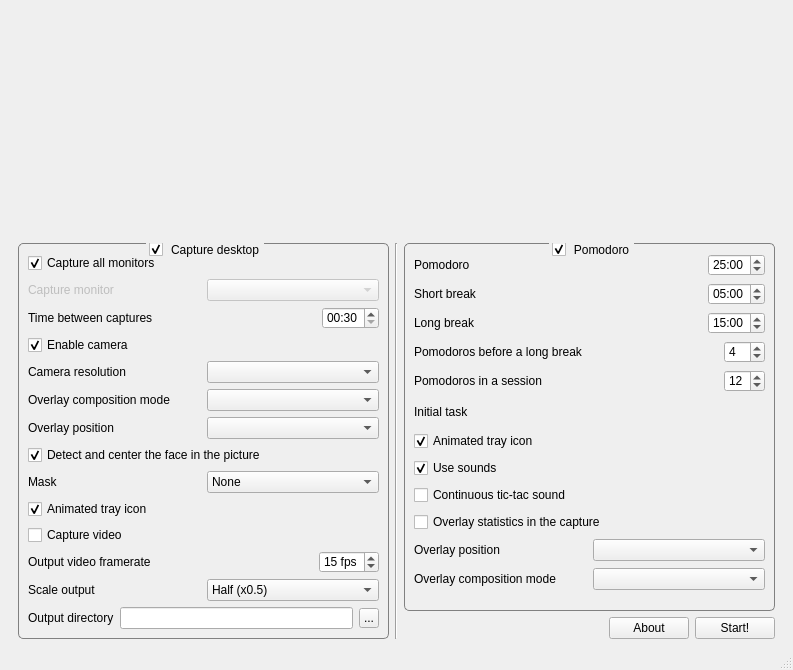
FelixdelasPozas/pomodorotimelapse, file MainWindow.ui: the form before one commit.
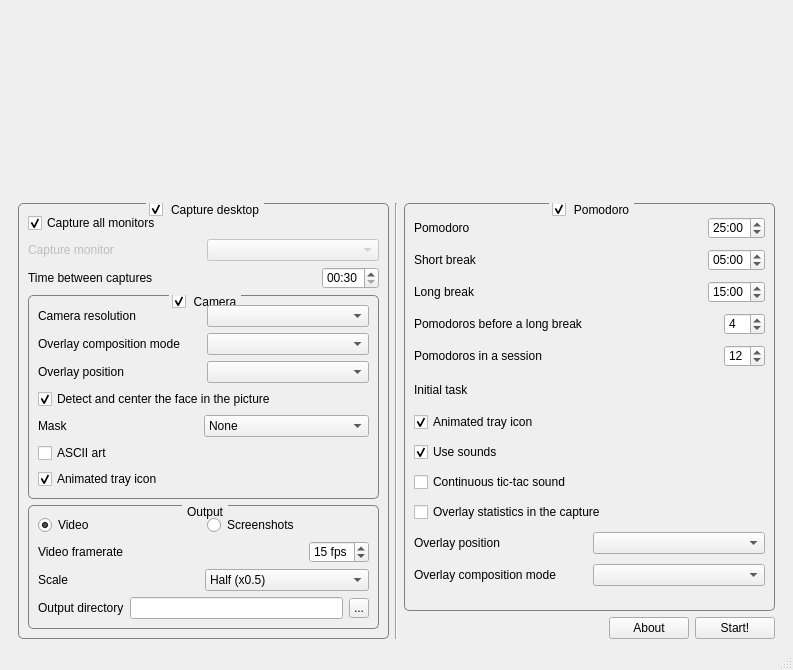
The form after the commit. Icons and pictures are not drawn.

Commit message: Added the option to enable/disable ASCII art conversion in the GUI. Changed the GUI to group output and camera options.

What changed in the file:
```diff
--- a/MainWindow.ui
+++ b/MainWindow.ui
@@ -180,18 +180,14 @@
            </layout>
           </item>
           <item>
-           <widget class="QCheckBox" name="m_cameraEnabled">
-            <property name="toolTip">
-             <string>Capture camera images.</string>
+           <widget class="QGroupBox" name="m_cameraEnabled">
+            <property name="title">
+             <string>Camera</string>
             </property>
-            <property name="text">
-             <string>Enable camera</string>
-            </property>
-            <property name="checked">
+            <property name="checkable">
              <bool>true</bool>
             </property>
-           </widget>
-          </item>
+            <layout class="QVBoxLayout" name="verticalLayout_6">
           <item>
            <layout class="QHBoxLayout" name="horizontalLayout_3" stretch="1,1">
             <property name="topMargin">
@@ -341,6 +337,13 @@
             </item>
            </layout>
           </item>
+             <item>
+              <widget class="QCheckBox" name="m_ASCIIart">
+               <property name="text">
+                <string>ASCII art</string>
+               </property>
+              </widget>
+             </item>
           <item>
            <widget class="QCheckBox" name="m_screenshotAnimateTray">
             <property name="toolTip">
@@ -354,15 +357,38 @@
             </property>
            </widget>
           </item>
+            </layout>
+           </widget>
+          </item>
           <item>
-           <widget class="QCheckBox" name="m_captureVideo">
-            <property name="toolTip">
-             <string>Capture video instead of individual images.</string>
+           <widget class="QGroupBox" name="groupBox">
+            <property name="title">
+             <string>Output</string>
             </property>
+            <layout class="QVBoxLayout" name="verticalLayout_5">
+             <item>
+              <layout class="QHBoxLayout" name="horizontalLayout_20">
+               <property name="topMargin">
+                <number>0</number>
+               </property>
+               <item>
+                <widget class="QRadioButton" name="m_videoRadioButton">
             <property name="text">
-             <string>Capture video</string>
-            </property>
-           </widget>
+                  <string>Video</string>
+                 </property>
+                 <property name="checked">
+                  <bool>true</bool>
+                 </property>
+                </widget>
+               </item>
+               <item>
+                <widget class="QRadioButton" name="m_screenshotsRadioButton">
+                 <property name="text">
+                  <string>Screenshots</string>
+                 </property>
+                </widget>
+               </item>
+              </layout>
           </item>
           <item>
            <layout class="QHBoxLayout" name="horizontalLayout_16" stretch="1,0">
@@ -375,7 +401,7 @@
                <string>Frame rate of the output video.</string>
               </property>
               <property name="text">
-               <string>Output video framerate</string>
+                  <string>Video framerate</string>
               </property>
              </widget>
             </item>
@@ -414,7 +440,7 @@
                <string>Scale modification of the output</string>
               </property>
               <property name="text">
-               <string>Scale output</string>
+                  <string>Scale</string>
               </property>
              </widget>
             </item>
@@ -504,6 +530,9 @@
              </widget>
             </item>
            </layout>
+             </item>
+            </layout>
+           </widget>
           </item>
          </layout>
         </widget>
```
Lines whose indentation alone changed are shown as unchanged. The commit also changes 6 other files.
